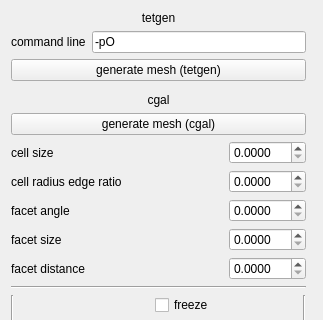
cgogn/SCHNApps, file schnapps/plugins/volume_mesh_from_surface/volume_mesh_from_surface.ui: the form before one commit; both pictures show x 0 to 323 and y 0 to 320 of the 323 by 860 pixel window.
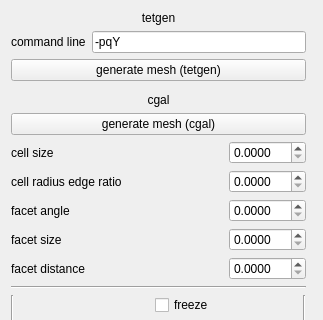
The form after the commit.

Patch:
```diff
--- a/schnapps/plugins/volume_mesh_from_surface/volume_mesh_from_surface.ui
+++ b/schnapps/plugins/volume_mesh_from_surface/volume_mesh_from_surface.ui
@@ -54,7 +54,7 @@
        <item>
         <widget class="QLineEdit" name="lineEdit_tetgen_args">
          <property name="text">
-          <string>-pO</string>
+          <string>-pqY</string>
          </property>
         </widget>
        </item>
```
